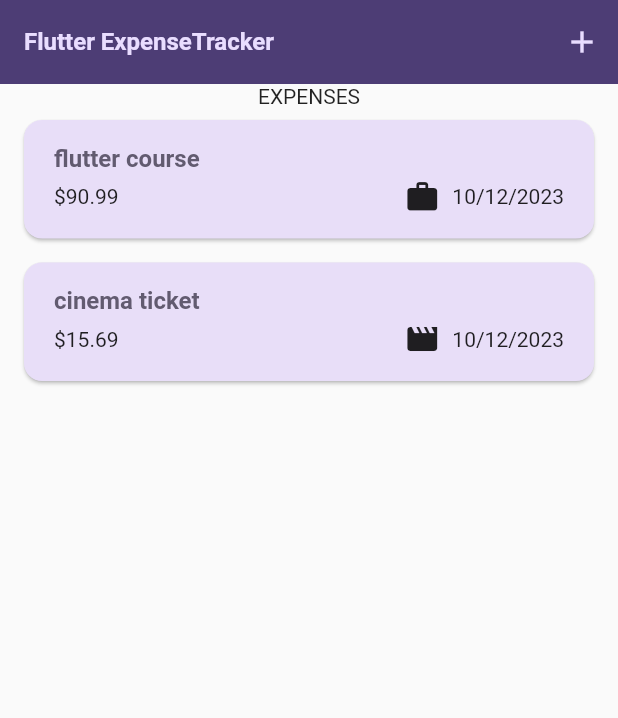
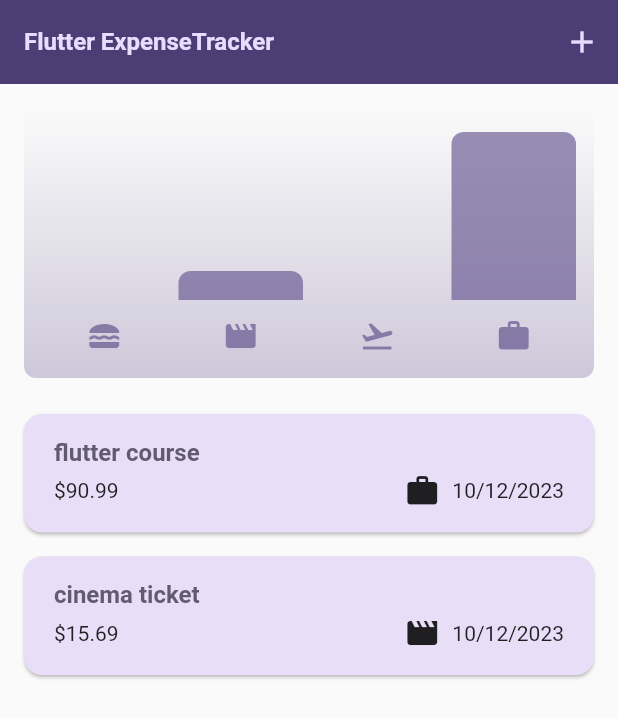
Before and after one commit to gustawx/expense-tracker, a Flutter app: the screen it shows after launch, on a phone screen of 412 x 824 dp. Shown: the top 718 px of the screen. Run offline on Flutter 3.47's test engine with Material 2 defaults, Android fonts, the phone set to English and light mode, and no system bars.

Commit message:
feat(main.dart): remove commented code and unused imports for cleaner code feat(main.dart): add support for portrait orientation only to improve user experience feat(expense.dart): add ExpenseBucket class to group expenses by category and calculate total expenses for each category feat(charts/chart.dart): add Chart widget to display expenses in a chart format feat(charts/chart_bar.dart): add ChartBar widget to represent each category in the chart feat(expenses.dart): add Chart widget to display expenses in a chart format

```diff
--- a/lib/models/expense.dart
+++ b/lib/models/expense.dart
@@ -33,3 +33,25 @@ class Expense {
     return formatter.format(date);
   }
 }
+
+class ExpenseBucket {
+  const ExpenseBucket({required this.category, required this.expenses});
+
+  final Category category;
+  final List<Expense> expenses;
+
+  ExpenseBucket.forCategory(List<Expense> allExpenses, this.category)
+      : expenses = allExpenses
+            .where((expense) => expense.category == category)
+            .toList();
+
+  double get totalExpenses {
+    double sum = 0;
+
+    for (final expense in expenses) {
+      sum += expense.amount;
+    }
+
+    return sum;
+  }
+}
--- /dev/null
+++ b/lib/widgets/charts/chart.dart
@@ -0,0 +1,94 @@
+import 'package:expenses_tracker/models/expense.dart';
+import 'package:expenses_tracker/widgets/charts/chart_bar.dart';
+import 'package:flutter/material.dart';
+
+class Chart extends StatelessWidget {
+  const Chart({super.key, required this.expenses});
+
+  final List<Expense> expenses;
+
+  List<ExpenseBucket> get buckets {
+    return [
+      ExpenseBucket.forCategory(expenses, Category.food),
+      ExpenseBucket.forCategory(expenses, Category.leisure),
+      ExpenseBucket.forCategory(expenses, Category.travel),
+      ExpenseBucket.forCategory(expenses, Category.work),
+    ];
+  }
+
+  double get maxTotalExpense {
+    double maxTotalExpense = 0;
+
+    for (final bucket in buckets) {
+      if (bucket.totalExpenses > maxTotalExpense) {
+        maxTotalExpense = bucket.totalExpenses;
+      }
+    }
+
+    return maxTotalExpense;
+  }
+
+  @override
+  Widget build(BuildContext context) {
+    final isDarkMode =
+        MediaQuery.of(context).platformBrightness == Brightness.dark;
+    return Container(
+      margin: const EdgeInsets.all(16),
+      padding: const EdgeInsets.symmetric(
+        vertical: 16,
+        horizontal: 8,
+      ),
+      width: double.infinity,
+      height: 180,
+      decoration: BoxDecoration(
+        borderRadius: BorderRadius.circular(8),
+        gradient: LinearGradient(
+          colors: [
+            Theme.of(context).colorScheme.primary.withOpacity(0.3),
+            Theme.of(context).colorScheme.primary.withOpacity(0.0)
+          ],
+          begin: Alignment.bottomCenter,
+          end: Alignment.topCenter,
+        ),
+      ),
+      child: Column(
+        children: [
+          Expanded(
+            child: Row(
+              crossAxisAlignment: CrossAxisAlignment.end,
+              children: [
+                for (final bucket in buckets) // alternative to map()
+                  ChartBar(
+                    fill: bucket.totalExpenses == 0
+                        ? 0
+                        : bucket.totalExpenses / maxTotalExpense,
+                  )
+              ],
+            ),
+          ),
+          const SizedBox(height: 12),
+          Row(
+            children: buckets
+                .map(
+                  (bucket) => Expanded(
+                    child: Padding(
+                      padding: const EdgeInsets.symmetric(horizontal: 4),
+                      child: Icon(
+                        categoryIcons[bucket.category],
+                        color: isDarkMode
+                            ? Theme.of(context).colorScheme.secondary
+                            : Theme.of(context)
+                                .colorScheme
+                                .primary
+                                .withOpacity(0.7),
+                      ),
+                    ),
+                  ),
+                )
+                .toList(),
+          )
+        ],
+      ),
+    );
+  }
+}
--- /dev/null
+++ b/lib/widgets/charts/chart_bar.dart
@@ -0,0 +1,34 @@
+import 'package:flutter/material.dart';
+
+class ChartBar extends StatelessWidget {
+  const ChartBar({
+    super.key,
+    required this.fill,
+  });
+
+  final double fill;
+
+  @override
+  Widget build(BuildContext context) {
+    final isDarkMode =
+        MediaQuery.of(context).platformBrightness == Brightness.dark;
+    return Expanded(
+      child: Padding(
+        padding: const EdgeInsets.symmetric(horizontal: 4),
+        child: FractionallySizedBox(
+          heightFactor: fill,
+          child: DecoratedBox(
+            decoration: BoxDecoration(
+              shape: BoxShape.rectangle,
+              borderRadius:
+                  const BorderRadius.vertical(top: Radius.circular(8)),
+              color: isDarkMode
+                  ? Theme.of(context).colorScheme.secondary
+                  : Theme.of(context).colorScheme.primary.withOpacity(0.65),
+            ),
+          ),
+        ),
+      ),
+    );
+  }
+}
--- a/lib/widgets/expenses.dart
+++ b/lib/widgets/expenses.dart
@@ -1,3 +1,4 @@
+import 'package:expenses_tracker/widgets/charts/chart.dart';
 import 'package:expenses_tracker/widgets/expenses_list/expenses_list.dart';
 import 'package:expenses_tracker/models/expense.dart';
 import 'package:expenses_tracker/widgets/new_expense.dart';
@@ -84,7 +85,9 @@ class _ExpensesState extends State<Expenses> {
         ],
       ),
       body: Column(children: [
-        const Text("EXPENSES"),
+        Chart(
+          expenses: _registeredExpenses,
+        ),
         Expanded(
           child: mainContent,
         )
```
Also changed, not shown: lib/main.dart (+8 -0 lines).
